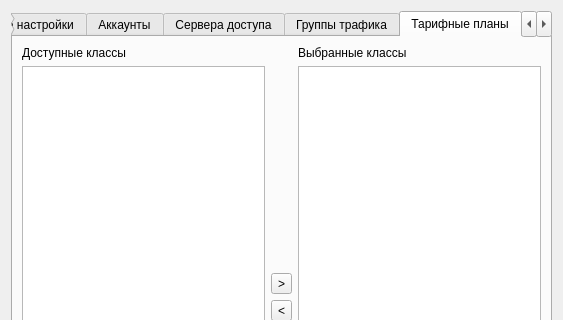
brat002/ExpertBilling, file mdi/forms/chart_report_properties_dialog.ui: the form before one commit; both pictures show x 0 to 563 and y 0 to 320 of the 563 by 577 pixel window.
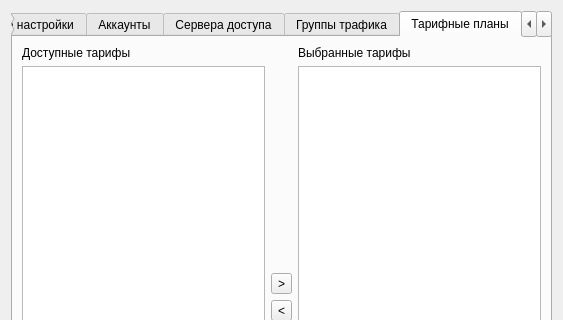
The form after the commit. The open tabs and pages were chosen to show the change.

The edit to the form file:
```diff
--- a/mdi/forms/chart_report_properties_dialog.ui
+++ b/mdi/forms/chart_report_properties_dialog.ui
@@ -528,14 +528,14 @@
        <item row="0" column="0">
         <widget class="QLabel" name="all_classes_label_5">
          <property name="text">
-          <string>Доступные классы</string>
+          <string>Доступные тарифы</string>
          </property>
         </widget>
        </item>
        <item row="0" column="2">
         <widget class="QLabel" name="selected_classes_label_5">
          <property name="text">
-          <string>Выбранные классы</string>
+          <string>Выбранные тарифы</string>
          </property>
         </widget>
        </item>
```
Left out of the diff: 82 changed lines with no effect on the pictures.
